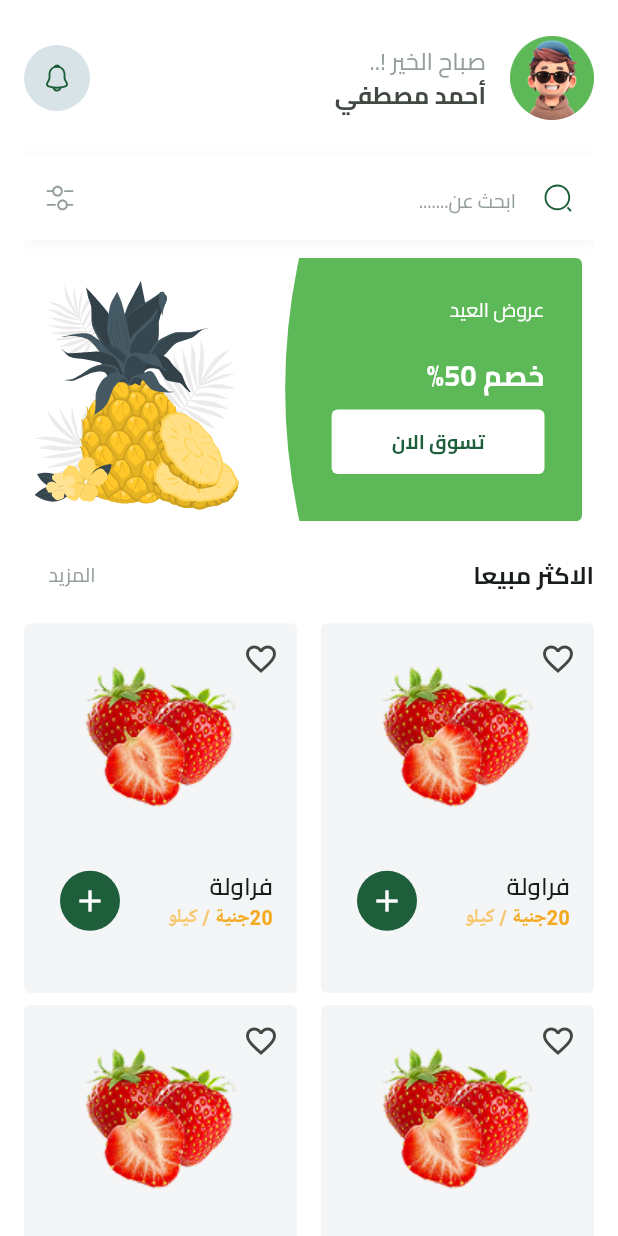
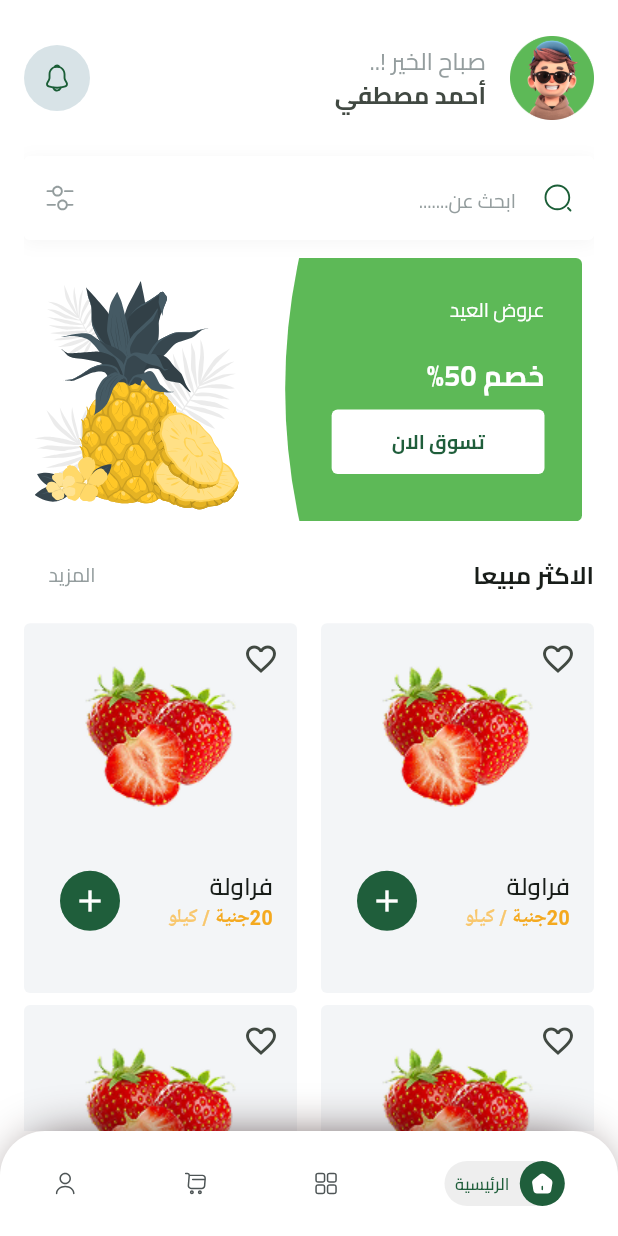
Before and after one commit to AmmarZeineh/fruit_hub, a Flutter app: the HomeView screen opened by its route, on a phone screen of 412 x 824 dp. Run offline on Flutter 3.47's test engine with Material 3 defaults, Android fonts, the phone set to English and light mode, and no system bars; our stand-ins replace bloc, cloud_firestore, dots_indicator, either_dart, firebase_auth, firebase_core and 7 more; missing offline and left inert: flutter_facebook_auth; accounts and stored records are empty.

Commit message:
navigation bar done

```diff
--- a/lib/core/utils/app_images.dart
+++ b/lib/core/utils/app_images.dart
@@ -38,6 +38,30 @@ class Assets {
   /// assets/images/google_icon.svg
   static const String imagesGoogleIcon = "assets/images/google_icon.svg";
 
+  /// Assets for imagesHomeActiveIcon
+  /// assets/images/home_active_icon.svg
+  static const String imagesHomeActiveIcon = "assets/images/home_active_icon.svg";
+
+  /// Assets for imagesHomeInActiveIcon
+  /// assets/images/home_in_active_icon.svg
+  static const String imagesHomeInActiveIcon = "assets/images/home_in_active_icon.svg";
+
+  /// Assets for imagesMyAccountActiveIcon
+  /// assets/images/my_account_active_icon.svg
+  static const String imagesMyAccountActiveIcon = "assets/images/my_account_active_icon.svg";
+
+  /// Assets for imagesMyAccountInActiveIcon
+  /// assets/images/my_account_in_active_icon.svg
+  static const String imagesMyAccountInActiveIcon = "assets/images/my_account_in_active_icon.svg";
+
+  /// Assets for imagesMyProductsActiveIcon
+  /// assets/images/my_products_active_icon.svg
+  static const String imagesMyProductsActiveIcon = "assets/images/my_products_active_icon.svg";
+
+  /// Assets for imagesMyProductsInActiveIcon
+  /// assets/images/my_products_in_active_icon.svg
+  static const String imagesMyProductsInActiveIcon = "assets/images/my_products_in_active_icon.svg";
+
   /// Assets for imagesNotification
   /// assets/images/notification.svg
   static const String imagesNotification = "assets/images/notification.svg";
@@ -70,6 +94,14 @@ class Assets {
   /// assets/images/search-icon.svg
   static const String imagesSearchIcon = "assets/images/search-icon.svg";
 
+  /// Assets for imagesShoppingCartActiveIcon
+  /// assets/images/shopping_cart_active_icon.svg
+  static const String imagesShoppingCartActiveIcon = "assets/images/shopping_cart_active_icon.svg";
+
+  /// Assets for imagesShoppingCartInActiveIcon
+  /// assets/images/shopping_cart_in_active_icon.svg
+  static const String imagesShoppingCartInActiveIcon = "assets/images/shopping_cart_in_active_icon.svg";
+
   /// Assets for imagesSplashBottom
   /// assets/images/splash_bottom.svg
   static const String imagesSplashBottom = "assets/images/splash_bottom.svg";
--- a/lib/features/auth/presentation/views/widgets/login_view_body.dart
+++ b/lib/features/auth/presentation/views/widgets/login_view_body.dart
@@ -7,7 +7,7 @@ import 'package:fruits_hub/core/utils/app_font_styles.dart';
 import 'package:fruits_hub/core/utils/app_images.dart';
 import 'package:fruits_hub/core/widgets/custom_button.dart';
 import 'package:fruits_hub/core/widgets/custom_form_text_field.dart';
-import 'package:fruits_hub/core/widgets/passwoed_field.dart';
+import 'package:fruits_hub/core/widgets/password_field.dart';
 import 'package:fruits_hub/features/auth/presentation/cubits/login_cubit/login_cubit.dart';
 import 'package:fruits_hub/features/auth/presentation/views/widgets/dont_have_an_account_widget.dart';
 import 'package:fruits_hub/features/auth/presentation/views/widgets/or_divider.dart';
--- a/lib/features/auth/presentation/views/widgets/signup_view_body.dart
+++ b/lib/features/auth/presentation/views/widgets/signup_view_body.dart
@@ -3,7 +3,7 @@ import 'package:flutter_bloc/flutter_bloc.dart';
 import 'package:fruits_hub/core/helper_functions/error_snack_bar.dart';
 import 'package:fruits_hub/core/widgets/custom_button.dart';
 import 'package:fruits_hub/core/widgets/custom_form_text_field.dart';
-import 'package:fruits_hub/core/widgets/passwoed_field.dart';
+import 'package:fruits_hub/core/widgets/password_field.dart';
 import 'package:fruits_hub/features/auth/presentation/cubits/signup_cubit/signup_cubit.dart';
 import 'package:fruits_hub/features/auth/presentation/views/widgets/accept_terms_and_conditions.dart';
 import 'package:fruits_hub/features/auth/presentation/views/widgets/already_have_an_account.dart';
--- /dev/null
+++ b/lib/features/home/domain/entities/bottom_navigation_bar_entity.dart
@@ -0,0 +1,33 @@
+import 'package:fruits_hub/core/utils/app_images.dart';
+
+class BottomNavigationBarEntity {
+  final String name, activeImage, inActiveImage;
+
+  BottomNavigationBarEntity(
+      {required this.name,
+      required this.activeImage,
+      required this.inActiveImage});
+}
+
+List<BottomNavigationBarEntity> get navigationBarItems => [
+      BottomNavigationBarEntity(
+        name: 'الرئيسية',
+        activeImage: Assets.imagesHomeActiveIcon,
+        inActiveImage: Assets.imagesHomeInActiveIcon,
+      ),
+      BottomNavigationBarEntity(
+        name: 'المنتجات',
+        activeImage: Assets.imagesMyProductsActiveIcon,
+        inActiveImage: Assets.imagesMyProductsInActiveIcon,
+      ),
+      BottomNavigationBarEntity(
+        name: 'سلة التسوق',
+        activeImage: Assets.imagesShoppingCartActiveIcon,
+        inActiveImage: Assets.imagesShoppingCartInActiveIcon,
+      ),
+      BottomNavigationBarEntity(
+        name: 'حسابي',
+        activeImage: Assets.imagesMyAccountActiveIcon,
+        inActiveImage: Assets.imagesMyAccountInActiveIcon,
+      ),
+    ];
--- a/lib/features/home/presentation/views/home_view.dart
+++ b/lib/features/home/presentation/views/home_view.dart
@@ -1,4 +1,5 @@
 import 'package:flutter/material.dart';
+import 'package:fruits_hub/features/home/presentation/views/widgets/custom_bottom_navigation_bar.dart';
 import 'package:fruits_hub/features/home/presentation/views/widgets/home_view_body.dart';
 
 class HomeView extends StatelessWidget {
@@ -7,6 +8,7 @@ class HomeView extends StatelessWidget {
   @override
   Widget build(BuildContext context) {
     return const Scaffold(
+      bottomNavigationBar: CustomBottomNavigationBar(),
       body: SafeArea(
         child: HomeViewBody(),
       ),
--- /dev/null
+++ b/lib/features/home/presentation/views/widgets/active_navigation_bar_item.dart
@@ -0,0 +1,47 @@
+import 'package:flutter/material.dart';
+import 'package:flutter_svg/svg.dart';
+import 'package:fruits_hub/core/utils/app_colors.dart';
+import 'package:fruits_hub/core/utils/app_font_styles.dart';
+
+class ActiveBottomNavigationBarItem extends StatelessWidget {
+  const ActiveBottomNavigationBarItem(
+      {super.key, required this.image, required this.name});
+  final String image, name;
+  @override
+  Widget build(BuildContext context) {
+    return Container(
+      decoration: ShapeDecoration(
+        color: const Color(0XFFEEEEEE),
+        shape: RoundedRectangleBorder(
+          borderRadius: BorderRadius.circular(30),
+        ),
+      ),
+      child: Row(
+        mainAxisSize: MainAxisSize.min,
+        children: [
+          Container(
+            height: 30,
+            width: 30,
+            decoration: ShapeDecoration(
+              color: AppColors.primaryColor,
+              shape: RoundedRectangleBorder(
+                borderRadius: BorderRadius.circular(30),
+              ),
+            ),
+            child: Center(
+              child: SvgPicture.asset(image),
+            ),
+          ),
+          Padding(
+            padding: const EdgeInsets.symmetric(horizontal: 7),
+            child: Text(
+              name,
+              style:
+                  TextStyles.semiBold11.copyWith(color: AppColors.primaryColor),
+            ),
+          )
+        ],
+      ),
+    );
+  }
+}
--- a/lib/features/home/presentation/views/widgets/best_selling_grid.dart
+++ b/lib/features/home/presentation/views/widgets/best_selling_grid.dart
@@ -16,6 +16,7 @@ class BestSellingGrid extends StatelessWidget {
       itemBuilder: (BuildContext context, int index) {
         return const FruitItem();
       },
+      itemCount: 10,
     );
   }
 }
--- /dev/null
+++ b/lib/features/home/presentation/views/widgets/custom_bottom_navigation_bar.dart
@@ -0,0 +1,56 @@
+import 'package:flutter/material.dart';
+import 'package:fruits_hub/features/home/domain/entities/bottom_navigation_bar_entity.dart';
+import 'package:fruits_hub/features/home/presentation/views/widgets/custom_bottom_navigation_bar_item.dart';
+
+class CustomBottomNavigationBar extends StatefulWidget {
+  const CustomBottomNavigationBar({super.key});
+
+  @override
+  State<CustomBottomNavigationBar> createState() =>
+      _CustomBottomNavigationBarState();
+}
+
+class _CustomBottomNavigationBarState extends State<CustomBottomNavigationBar> {
+  int selectedIndex = 0;
+  @override
+  Widget build(BuildContext context) {
+    return Container(
+      height: 70,
+      decoration: const ShapeDecoration(
+        shape: RoundedRectangleBorder(
+          borderRadius: BorderRadius.only(
+            topLeft: Radius.circular(30),
+            topRight: Radius.circular(30),
+          ),
+        ),
+        color: Colors.white,
+        shadows: [
+          BoxShadow(
+            color: Color(0xff190000),
+            blurRadius: 30,
+            offset: Offset(0, -2),
+            spreadRadius: -13,
+          )
+        ],
+      ),
+      child: Row(
+        mainAxisAlignment: MainAxisAlignment.spaceAround,
+        children: navigationBarItems.asMap().entries.map((e) {
+          var index = e.key;
+          var entity = e.value;
+          return GestureDetector(
+            onTap: () {
+              setState(() {
+                selectedIndex = index;
+              });
+            },
+            child: CustomBottomNavigationBarItem(
+              bottomNavigationBarEntity: entity,
+              isActive: index == selectedIndex,
+            ),
+          );
+        }).toList(),
+      ),
+    );
+  }
+}
--- /dev/null
+++ b/lib/features/home/presentation/views/widgets/custom_bottom_navigation_bar_item.dart
@@ -0,0 +1,25 @@
+import 'package:flutter/material.dart';
+import 'package:flutter/widgets.dart';
+import 'package:fruits_hub/features/home/domain/entities/bottom_navigation_bar_entity.dart';
+import 'package:fruits_hub/features/home/presentation/views/widgets/active_navigation_bar_item.dart';
+import 'package:fruits_hub/features/home/presentation/views/widgets/in_active_navigation_bar_item.dart';
+
+class CustomBottomNavigationBarItem extends StatelessWidget {
+  const CustomBottomNavigationBarItem(
+      {super.key,
+      required this.isActive,
+      required this.bottomNavigationBarEntity});
+  final bool isActive;
+  final BottomNavigationBarEntity bottomNavigationBarEntity;
+  @override
+  Widget build(BuildContext context) {
+    return isActive
+        ? ActiveBottomNavigationBarItem(
+            name: bottomNavigationBarEntity.name,
+            image: bottomNavigationBarEntity.activeImage,
+          )
+        : InActiveBottomNavigationBarItem(
+            image: bottomNavigationBarEntity.inActiveImage,
+          );
+  }
+}
--- /dev/null
+++ b/lib/features/home/presentation/views/widgets/in_active_navigation_bar_item.dart
@@ -0,0 +1,11 @@
+import 'package:flutter/material.dart';
+import 'package:flutter_svg/svg.dart';
+
+class InActiveBottomNavigationBarItem extends StatelessWidget {
+  const InActiveBottomNavigationBarItem({super.key, required this.image});
+  final String image;
+  @override
+  Widget build(BuildContext context) {
+    return SvgPicture.asset(image);
+  }
+}
```
Also changed, not shown: assets/images/home_active_icon.svg (added), assets/images/home_in_active_icon.svg (added), assets/images/my_account_active_icon.svg (added), assets/images/my_account_in_active_icon.svg (added), assets/images/my_products_active_icon.svg (added), assets/images/my_products_in_active_icon.svg (added), assets/images/shopping_cart_active_icon.svg (added), assets/images/shopping_cart_in_active_icon.svg (added), lib/core/widgets/password_field.dart (renamed from lib/core/widgets/passwoed_field.dart), 4 other files.
